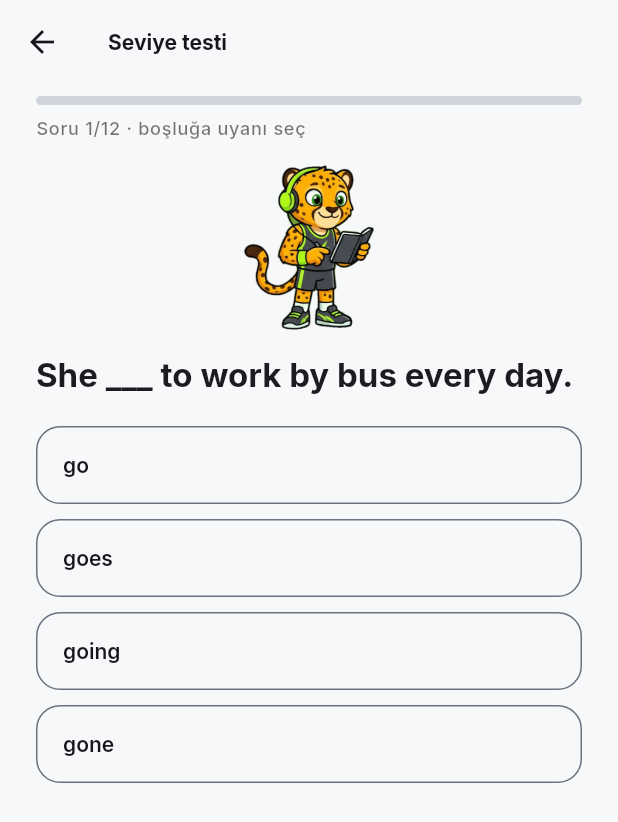
After one commit to efecanefee/ingilizce-calisma-PACEORA-, a Flutter app: the PlacementTestScreen screen opened directly, on a phone screen of 412 x 824 dp. The commit adds this screen. Shown: the top 822 px of the screen. Run offline on Flutter 3.47's test engine with Material 3 defaults, Android fonts, the phone set to English and light mode, and no system bars; our stand-ins replace drift, drift_flutter, flutter_animate, flutter_local_notifications, flutter_riverpod, flutter_timezone and 6 more; accounts and stored records are empty; generated files the repository leaves out were written again.

Commit message:
Başlangıç için kısa seviye testi
- Onboarding'in seviye adımına "Kısa seviye testi" kartı: 12 soru,
  B1-'den B2+'ya kademe başına iki soru, cihazda çalışır (ağ gerekmez)
- Sonuçta seviye ve doğru sayısı gösterilir, seçim otomatik yapılır;
  sonuç cihazda saklanır
- Mevcut seviye seçimi ve adımlar aynen duruyor

```diff
--- /dev/null
+++ b/lib/data/placement.dart
@@ -0,0 +1,138 @@
+import 'package:shared_preferences/shared_preferences.dart';
+
+import '../app/constants.dart';
+
+/// Kısa seviye testi: B1-'den B2+'ya kademe başına iki soru.
+///
+/// Sorular cihazda durur; ağ ya da Gemini gerekmez. Doğru sayısı
+/// [placementLevel] ile bir [DifficultyLevel]'a çevrilir.
+class PlacementQuestion {
+  const PlacementQuestion({
+    required this.prompt,
+    required this.options,
+    required this.answer,
+    required this.level,
+  });
+
+  /// Boşluklu cümle ya da soru.
+  final String prompt;
+  final List<String> options;
+
+  /// Doğru seçeneğin [options] içindeki sırası.
+  final int answer;
+
+  /// Sorunun ölçtüğü kademe (kolaydan zora sıralı).
+  final DifficultyLevel level;
+
+  bool isCorrect(int choice) => choice == answer;
+}
+
+const placementQuestions = <PlacementQuestion>[
+  PlacementQuestion(
+    prompt: 'She ___ to work by bus every day.',
+    options: ['go', 'goes', 'going', 'gone'],
+    answer: 1,
+    level: DifficultyLevel.b1Minus,
+  ),
+  PlacementQuestion(
+    prompt: "I haven't seen him ___ last Monday.",
+    options: ['for', 'ago', 'since', 'from'],
+    answer: 2,
+    level: DifficultyLevel.b1Minus,
+  ),
+  PlacementQuestion(
+    prompt: "If it ___ tomorrow, we'll stay at home.",
+    options: ['rains', 'will rain', 'rained', 'would rain'],
+    answer: 0,
+    level: DifficultyLevel.b1,
+  ),
+  PlacementQuestion(
+    prompt: 'This is the book ___ I told you about.',
+    options: ['who', 'where', 'what', 'that'],
+    answer: 3,
+    level: DifficultyLevel.b1,
+  ),
+  PlacementQuestion(
+    prompt: 'By the time we arrived, the film ___.',
+    options: [
+      'has already started',
+      'had already started',
+      'already starts',
+      'was already start',
+    ],
+    answer: 1,
+    level: DifficultyLevel.b1Plus,
+  ),
+  PlacementQuestion(
+    prompt: "I'm not used to ___ up so early.",
+    options: ['get', 'got', 'getting', 'be getting'],
+    answer: 2,
+    level: DifficultyLevel.b1Plus,
+  ),
+  PlacementQuestion(
+    prompt: 'He suggested ___ a taxi to the airport.',
+    options: ['taking', 'to take', 'take', 'that taking'],
+    answer: 0,
+    level: DifficultyLevel.b2Minus,
+  ),
+  PlacementQuestion(
+    prompt: 'If I ___ more free time, I would learn Japanese.',
+    options: ['have', 'would have', 'will have', 'had'],
+    answer: 3,
+    level: DifficultyLevel.b2Minus,
+  ),
+  PlacementQuestion(
+    prompt: 'The report ___ by the time the manager arrives.',
+    options: [
+      'will finish',
+      'will have been finished',
+      'is finishing',
+      'has finished',
+    ],
+    answer: 1,
+    level: DifficultyLevel.b2,
+  ),
+  PlacementQuestion(
+    prompt: 'Hardly ___ the house when it started to rain.',
+    options: ['I had left', 'did I leave', 'had I left', 'I left'],
+    answer: 2,
+    level: DifficultyLevel.b2,
+  ),
+  PlacementQuestion(
+    prompt: "I'd rather you ___ tell anyone about this yet.",
+    options: ["didn't", "don't", "won't", 'not'],
+    answer: 0,
+    level: DifficultyLevel.b2Plus,
+  ),
+  PlacementQuestion(
+    prompt: 'She was ___ about the results and refused to comment.',
+    options: ['talkative', 'eager', 'obvious', 'reticent'],
+    answer: 3,
+    level: DifficultyLevel.b2Plus,
+  ),
+];
+
+/// Doğru sayısından seviye: her kademe iki soru "değerinde".
+///
+/// 0-3 → B1-, 4-5 → B1, 6-7 → B1+, 8-9 → B2-, 10 → B2, 11-12 → B2+.
+DifficultyLevel placementLevel(int correct) {
+  if (correct <= 3) return DifficultyLevel.b1Minus;
+  if (correct <= 5) return DifficultyLevel.b1;
+  if (correct <= 7) return DifficultyLevel.b1Plus;
+  if (correct <= 9) return DifficultyLevel.b2Minus;
+  if (correct <= 10) return DifficultyLevel.b2;
+  return DifficultyLevel.b2Plus;
+}
+
+/// Testin sonucu cihazda saklanır (ayarlardaki seviye seçimi buna bakar).
+abstract class PlacementRecord {
+  static const levelKey = 'placement_level';
+
+  static DifficultyLevel? read(SharedPreferences prefs) {
+    final code = prefs.getString(levelKey);
+    return code == null ? null : DifficultyLevel.fromCode(code);
+  }
+
+  static Future<void> save(SharedPreferences prefs, DifficultyLevel level) =>
+      prefs.setString(levelKey, level.code);
+}
--- /dev/null
+++ b/lib/features/placement/placement_screen.dart
@@ -0,0 +1,191 @@
+import 'package:flutter/material.dart';
+import 'package:flutter_riverpod/flutter_riverpod.dart';
+
+import '../../app/constants.dart';
+import '../../app/mascot.dart';
+import '../../app/motion.dart';
+import '../../data/placement.dart';
+import '../../data/providers.dart';
+
+/// Kısa seviye testini açar; bitirilirse bulunan seviyeyi döndürür.
+Future<DifficultyLevel?> openPlacementTest(BuildContext context) {
+  return Navigator.of(context).push<DifficultyLevel>(
+    MaterialPageRoute(builder: (_) => const PlacementTestScreen()),
+  );
+}
+
+/// 12 soruluk seviye testi. Sorular tek tek gelir; cevap seçilince
+/// sıradakine geçilir. Sonda seviye ve doğru sayısı gösterilir.
+class PlacementTestScreen extends ConsumerStatefulWidget {
+  const PlacementTestScreen({super.key});
+
+  @override
+  ConsumerState<PlacementTestScreen> createState() =>
+      _PlacementTestScreenState();
+}
+
+class _PlacementTestScreenState extends ConsumerState<PlacementTestScreen> {
+  final _answers = <int>[];
+
+  int get _index => _answers.length;
+  bool get _done => _index >= placementQuestions.length;
+
+  int get _correct => [
+    for (var i = 0; i < _answers.length; i++)
+      if (placementQuestions[i].isCorrect(_answers[i])) i,
+  ].length;
+
+  Future<void> _choose(int option) async {
+    Haptics.tap();
+    setState(() => _answers.add(option));
+    if (_done) {
+      await PlacementRecord.save(
+        ref.read(sharedPreferencesProvider),
+        placementLevel(_correct),
+      );
+    }
+  }
+
+  void _undo() {
+    if (_answers.isEmpty) return;
+    setState(_answers.removeLast);
+  }
+
+  @override
+  Widget build(BuildContext context) {
+    return Scaffold(
+      appBar: AppBar(
+        title: const Text('Seviye testi'),
+        actions: [
+          if (!_done && _answers.isNotEmpty)
+            TextButton(onPressed: _undo, child: const Text('Önceki')),
+        ],
+      ),
+      body: SafeArea(
+        child: AnimatedSwitcher(
+          duration: Motion.medium,
+          child: _done
+              ? _Result(
+                  key: const ValueKey('result'),
+                  correct: _correct,
+                  total: placementQuestions.length,
+                  level: placementLevel(_correct),
+                )
+              : _QuestionView(
+                  key: ValueKey(_index),
+                  index: _index,
+                  question: placementQuestions[_index],
+                  onChoose: _choose,
+                ),
+        ),
+      ),
+    );
+  }
+}
+
+class _QuestionView extends StatelessWidget {
+  const _QuestionView({
+    super.key,
+    required this.index,
+    required this.question,
+    required this.onChoose,
+  });
+
+  final int index;
+  final PlacementQuestion question;
+  final ValueChanged<int> onChoose;
+
+  @override
+  Widget build(BuildContext context) {
+    final theme = Theme.of(context);
+    final total = placementQuestions.length;
+
+    return ListView(
+      padding: const EdgeInsets.fromLTRB(24, 8, 24, 24),
+      children: [
+        LinearProgressIndicator(
+          value: index / total,
+          minHeight: 6,
+          borderRadius: BorderRadius.circular(3),
+        ),
+        const SizedBox(height: 8),
+        Text(
+          'Soru ${index + 1}/$total · boşluğa uyanı seç',
+          style: theme.textTheme.labelMedium?.copyWith(
+            color: theme.colorScheme.onSurface.withValues(alpha: 0.6),
+          ),
+        ),
+        const SizedBox(height: 16),
+        const Center(
+          child: PaceMascot(mood: PaceMood.study, size: 110, animate: false),
+        ),
+        const SizedBox(height: 16),
+        Text(
+          question.prompt,
+          style: theme.textTheme.titleLarge?.copyWith(
+            fontWeight: FontWeight.w700,
+          ),
+        ),
+        const SizedBox(height: 20),
+        for (var i = 0; i < question.options.length; i++)
+          Padding(
+            padding: const EdgeInsets.only(bottom: 10),
+            child: OutlinedButton(
+              onPressed: () => onChoose(i),
+              style: OutlinedButton.styleFrom(
+                alignment: Alignment.centerLeft,
+                padding: const EdgeInsets.symmetric(horizontal: 18),
+              ),
+              child: Text(question.options[i]),
+            ),
+          ),
+      ],
+    );
+  }
+}
+
+class _Result extends StatelessWidget {
+  const _Result({
+    super.key,
+    required this.correct,
+    required this.total,
+    required this.level,
+  });
+
+  final int correct;
+  final int total;
+  final DifficultyLevel level;
+
+  @override
+  Widget build(BuildContext context) {
+    final theme = Theme.of(context);
+    return ListView(
+      padding: const EdgeInsets.fromLTRB(24, 24, 24, 24),
+      children: [
+        const Center(child: PaceMascot(mood: PaceMood.cheer, size: 170)),
+        const SizedBox(height: 20),
+        Text(
+          'Seviyen: ${level.label}',
+          textAlign: TextAlign.center,
+          style: theme.textTheme.headlineSmall?.copyWith(
+            fontWeight: FontWeight.w800,
+          ),
+        ),
+        const SizedBox(height: 8),
+        Text(
+          '$total sorudan $correct doğru. Program bu seviyeye göre '
+          'hazırlanacak; ilerledikçe zorluk kendiliğinden ayarlanır.',
+          textAlign: TextAlign.center,
+          style: theme.textTheme.bodyMedium?.copyWith(
+            color: theme.colorScheme.onSurface.withValues(alpha: 0.7),
+          ),
+        ),
+        const SizedBox(height: 28),
+        FilledButton(
+          onPressed: () => Navigator.of(context).pop(level),
+          child: const Text('Bu seviyeyle devam et'),
+        ),
+      ],
+    );
+  }
+}
```
Also changed, not shown: lib/features/onboarding/onboarding_screen.dart (+36 -3 lines), 1 other file.
